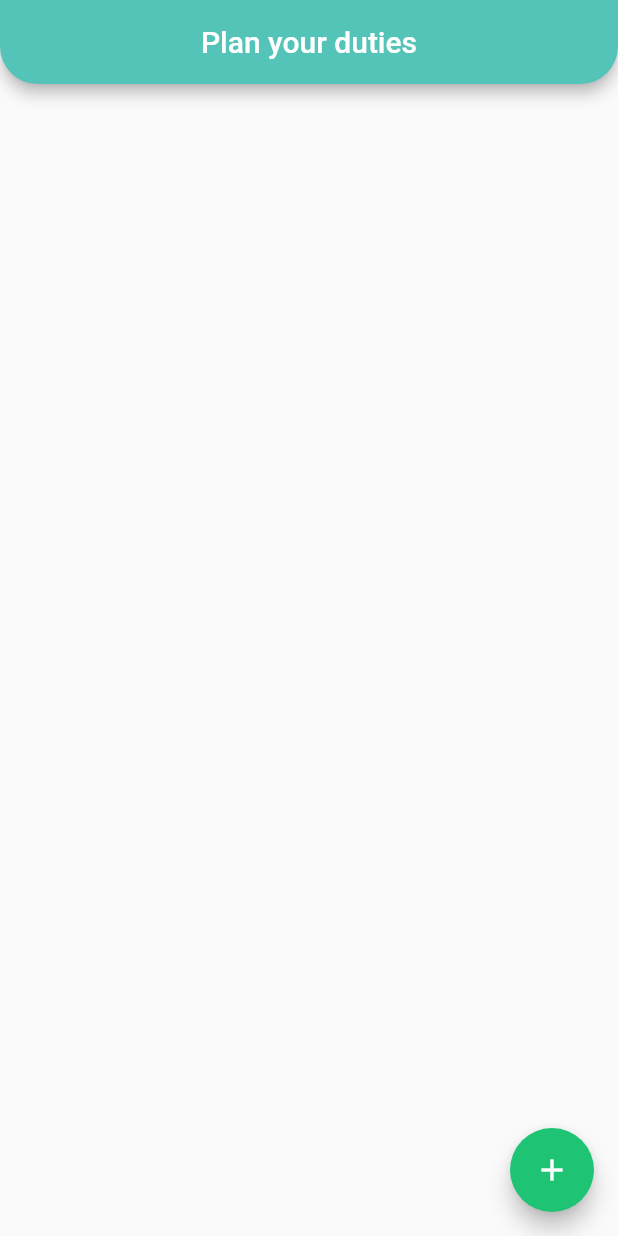
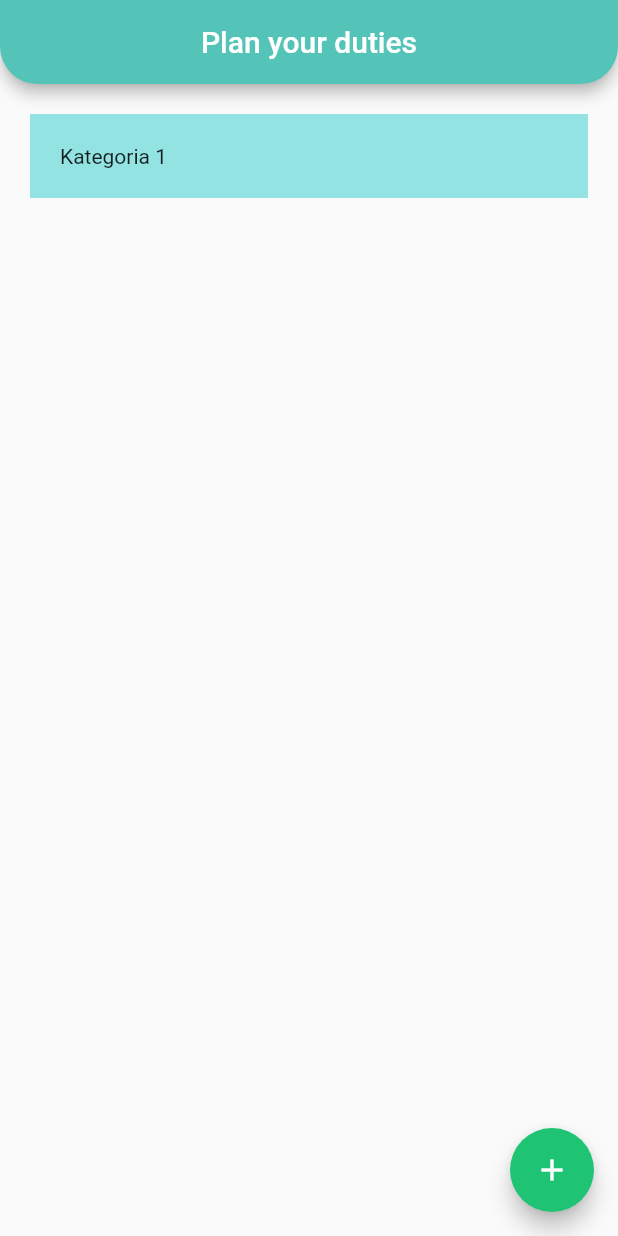
Before and after one commit to xxxjuliaxxx/planner_app, a Flutter app: the screen it shows after launch, on a phone screen of 412 x 824 dp. Run offline on Flutter 3.47's test engine with Material 2 defaults, Android fonts, the phone set to English and light mode, and no system bars.

```diff
--- a/lib/main.dart
+++ b/lib/main.dart
@@ -43,6 +43,27 @@ class MyHomePage extends StatelessWidget {
         backgroundColor: const Color.fromARGB(255, 30, 195, 115),
         child: const Icon(Icons.add),
       ),
+      body: ListView(
+        children: const [
+          CategoryWidget(),
+        ],
+      ),
     );
   }
 }
+
+class CategoryWidget extends StatelessWidget {
+  const CategoryWidget({
+    Key? key,
+  }) : super(key: key);
+
+  @override
+  Widget build(BuildContext context) {
+    return Container(
+      color: const Color.fromARGB(255, 147, 227, 227),
+      padding: const EdgeInsets.all(20),
+      margin: const EdgeInsets.all(20),
+      child: const Text('Kategoria 1'),
+    );
+  }
+}
```
